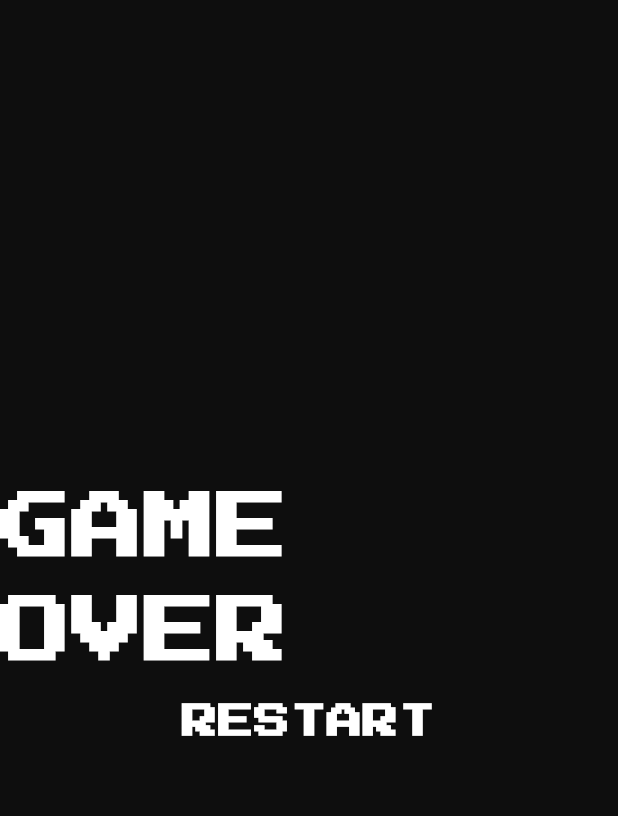
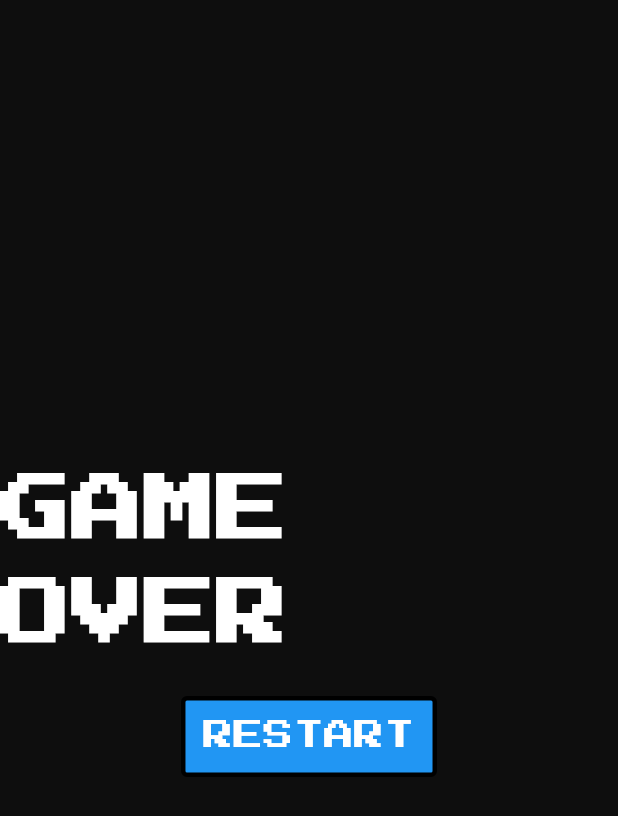
Before and after one commit to josefwilhelm/this_is_a_game, a Flutter app: the GameOverWidget widget shown alone on an empty page, opened directly, on a phone screen of 412 x 824 dp. Shown: the top 816 px of the screen. Run offline on Flutter 3.47's test engine with Material 3 defaults, Android fonts, the phone set to English and light mode, and no system bars; missing offline and left inert: bonfire.

Commit message:
restart button

```diff
--- a/lib/game_over_widget.dart
+++ b/lib/game_over_widget.dart
@@ -1,4 +1,5 @@
 import 'package:flutter/material.dart';
+import 'package:this_is_a_game/start_button.dart';
 
 class GameOverWidget extends StatelessWidget {
   const GameOverWidget({
@@ -14,7 +15,7 @@ class GameOverWidget extends StatelessWidget {
         mainAxisAlignment: MainAxisAlignment.center,
         crossAxisAlignment: CrossAxisAlignment.center,
         children: [
-          Text(
+          const Text(
             'GAME OVER',
             style: TextStyle(
               color: Colors.white,
@@ -22,19 +23,12 @@ class GameOverWidget extends StatelessWidget {
               fontWeight: FontWeight.bold,
             ),
           ),
-          TextButton(
-            onPressed: () {
-              Navigator.pushNamed(context, '/game');
-            },
-            child: Text(
-              'RESTART',
-              style: TextStyle(
-                color: Colors.white,
-                fontSize: 24,
-                fontWeight: FontWeight.bold,
-              ),
-            ),
-          ),
+          const SizedBox(height: 20),
+          StartButton(
+              onPressed: () {
+                Navigator.pushNamed(context, '/game');
+              },
+              text: 'RESTART')
         ],
       ),
     );
--- /dev/null
+++ b/lib/start_button.dart
@@ -0,0 +1,31 @@
+import 'package:flutter/material.dart';
+
+class StartButton extends StatelessWidget {
+  final VoidCallback onPressed;
+  final String text;
+
+  const StartButton({Key? key, required this.onPressed, required this.text})
+      : super(key: key);
+
+  @override
+  Widget build(BuildContext context) {
+    return Container(
+      decoration: BoxDecoration(
+        color: Colors.blue, // Button background color
+        border: Border.all(color: Colors.black, width: 3),
+        borderRadius: BorderRadius.circular(4),
+      ),
+      child: TextButton(
+        onPressed: onPressed,
+        child: Text(
+          text,
+          style: const TextStyle(
+            fontSize: 20,
+            fontFamily: 'PressStart2P',
+            color: Colors.white,
+          ),
+        ),
+      ),
+    );
+  }
+}
```
Also changed, not shown: lib/game.dart (+0 -8 lines), lib/home.dart (+2 -29 lines).
